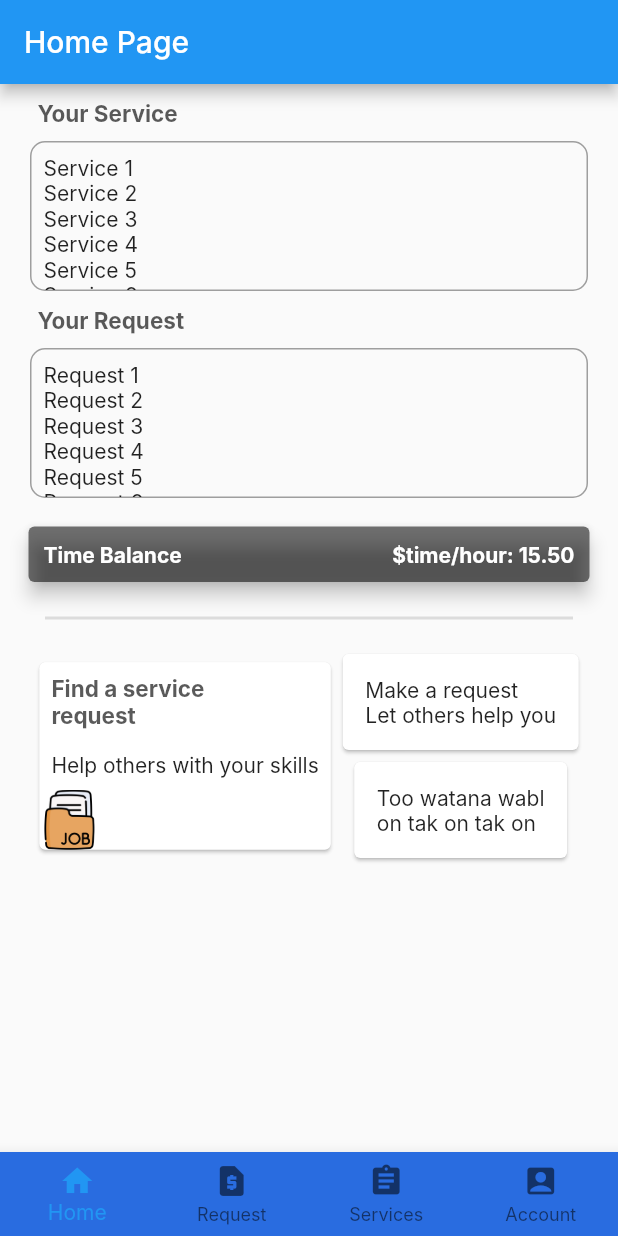
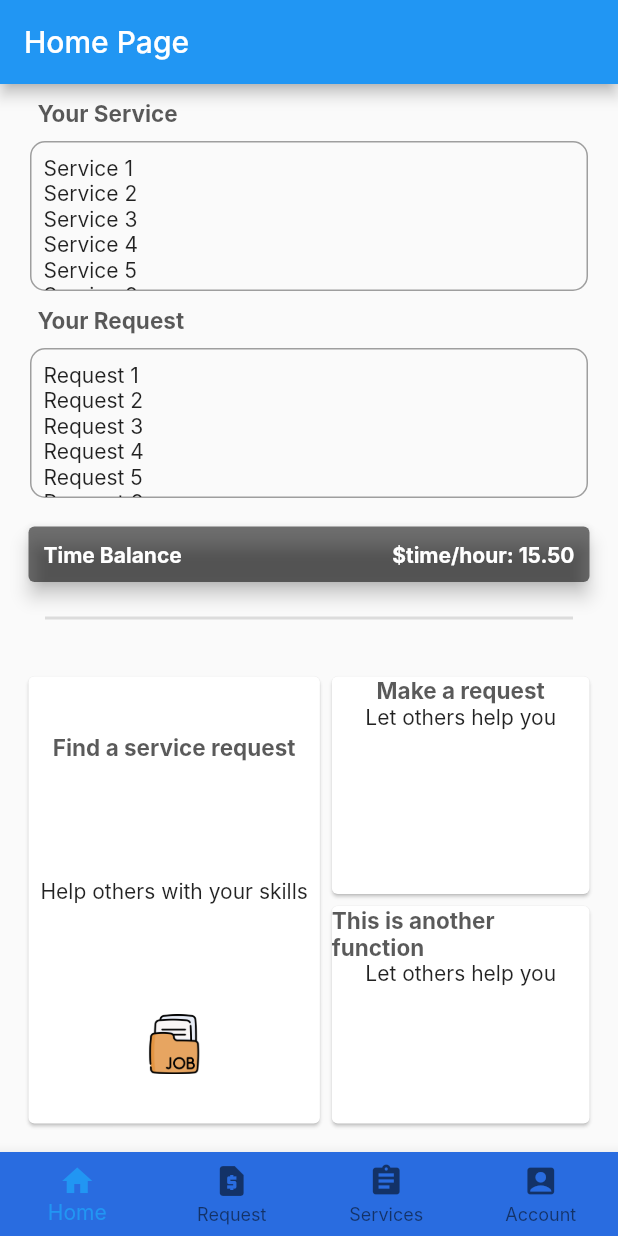
Before and after one commit to de-timebank/frontend, a Flutter app: the screen it shows after launch, on a phone screen of 412 x 824 dp. Run offline on Flutter 3.47's test engine with Material 2 defaults, Android fonts, the phone set to English and light mode, and no system bars; missing offline and left inert: textfield_tags; Roboto replaces fonts that are missing (Inter).

Commit message:
make profile.dart and tidy up codes dashboard

```diff
--- a/lib/dashboard.dart
+++ b/lib/dashboard.dart
@@ -74,28 +74,40 @@ class _DashBoardState extends State<DashBoard> {
               thickness: 2,
               indent: 30,
               endIndent: 30),
-          Row(
+          Expanded(
+            child: Container(
+              margin: EdgeInsets.all(15),
+              child: Row(
+                // crossAxisAlignment: CrossAxisAlignment.stretch,
+                //mainAxisAlignment: MainAxisAlignment.center,
+                children: [
+                  Column(
                       //crossAxisAlignment: CrossAxisAlignment.center,
-            mainAxisAlignment: MainAxisAlignment.center,
+                      //mainAxisAlignment: MainAxisAlignment.spaceBetween,
                       children: [
-              Column(children: [
-                Card(
+                        Expanded(
+                          child: Card(
                             child: InkWell(
                                 onTap: () {},
                                 child: Column(
-                        crossAxisAlignment: CrossAxisAlignment.start,
+                                  //crossAxisAlignment: CrossAxisAlignment.start,
+                                  mainAxisAlignment:
+                                      MainAxisAlignment.spaceAround,
                                   children: [
                                     Padding(
-                            padding: const EdgeInsets.all(8.0),
+                                      padding: const EdgeInsets.all(5.0),
                                       child: Text(
-                              'Find a service\nrequest',
-                              style: Theme.of(context).textTheme.headline1,
+                                        'Find a service request',
+                                        style: Theme.of(context)
+                                            .textTheme
+                                            .headline1,
                                       ),
                                     ),
                                     //SizedBox(height: 10),
                                     Padding(
                                       padding: const EdgeInsets.all(8.0),
-                            child: Text('Help others with your skills'),
+                                      child:
+                                          Text('Help others with your skills'),
                                     ),
                                     //SizedBox(height: 10),
                                     Ink.image(
@@ -106,30 +118,54 @@ class _DashBoardState extends State<DashBoard> {
                                   ],
                                 )),
                           ),
+                        ),
                       ]),
-              Column(
+                  Expanded(
+                    child: Column(
                       //mainAxisAlignment: MainAxisAlignment.center,
-                //crossAxisAlignment: CrossAxisAlignment.stretch,
+                      crossAxisAlignment: CrossAxisAlignment.stretch,
                       children: [
-                  Card(
+                        Flexible(
+                          flex: 1,
+                          child: Card(
                             child: InkWell(
                                 onTap: () {},
-                          child: Padding(
-                            padding: const EdgeInsets.all(15.0),
-                            child: Text('Make a request\nLet others help you'),
-                          ))),
-                  //SizedBox(height: 25),
-                  Card(
+                                child: Column(
+                                  children: [
+                                    Text(
+                                      'Make a request',
+                                      style:
+                                          Theme.of(context).textTheme.headline1,
+                                    ),
+                                    Text('Let others help you')
+                                  ],
+                                )),
+                          ),
+                        ),
+                        //SizedBox(height: 15),
+                        Flexible(
+                          flex: 1,
+                          child: Card(
                             child: InkWell(
                                 onTap: () {},
-                    child: Padding(
-                      padding: const EdgeInsets.all(15.0),
-                      child: Text('Too watana wabl\non tak on tak on'),
+                                child: Column(
+                                  children: [
+                                    Text(
+                                      'This is another function',
+                                      style:
+                                          Theme.of(context).textTheme.headline1,
                                     ),
+                                    Text('Let others help you')
+                                  ],
                                 )),
+                          ),
+                        ),
                       ],
                     ),
+                  ),
                 ],
+              ),
+            ),
           )
         ],
       )),
--- a/pubspec.yaml
+++ b/pubspec.yaml
@@ -65,6 +65,7 @@ flutter:
   # To add assets to your application, add an assets section, like this:
   assets:
     - asset/folder.png
+    - asset/girl.png
 
   # An image asset can refer to one or more resolution-specific "variants", see
   # https://flutter.dev/assets-and-images/#resolution-aware
```
Also changed, not shown: lib/profile.dart (+75 -2 lines), asset/girl.png (added). Lines whose indentation alone changed are shown as unchanged.
